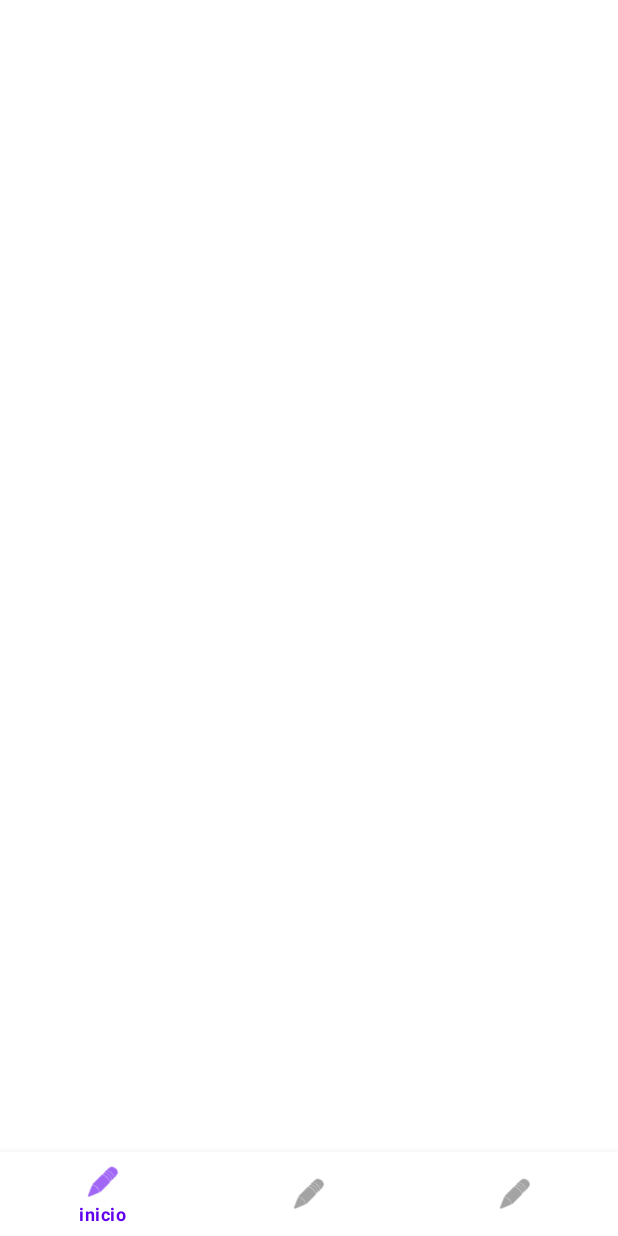
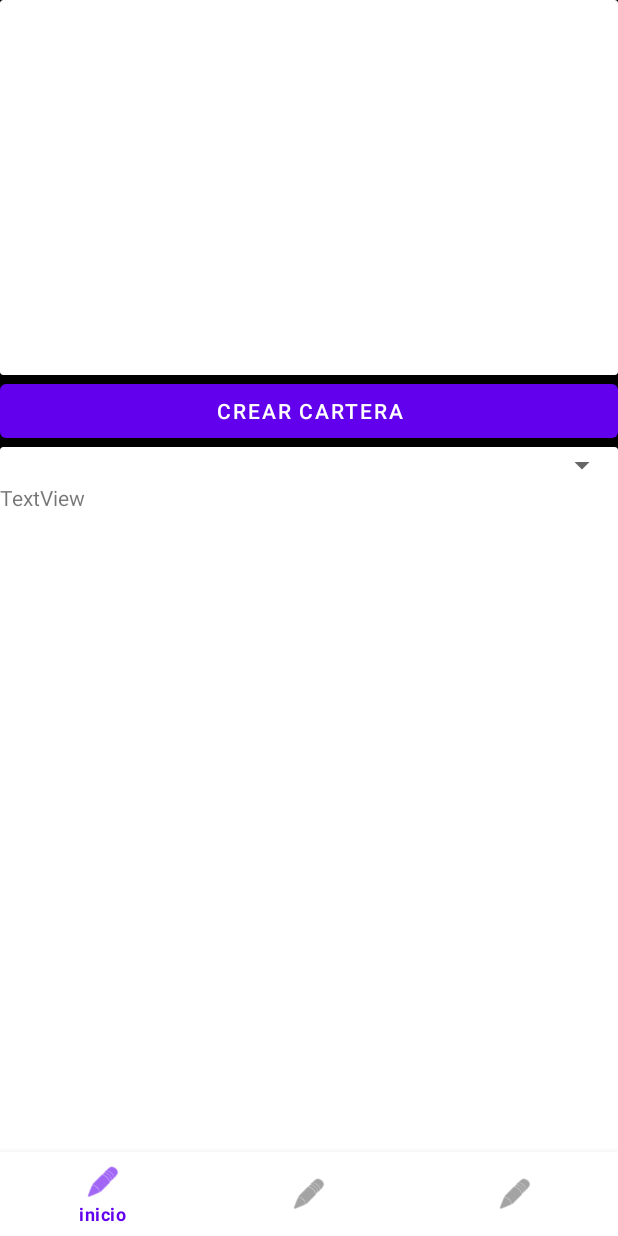
Before and after one commit to Ignacio557/Economy, an Android app: the HomeActivity screen opened directly, with no data from a screen before it, on a phone screen of 412 x 824 dp. Before the commit the screen is almost empty. Run offline under Robolectric (Android 15) with nearby library versions, the phone set to English and light mode, and no system bars; our stand-ins replace Firebase (no records; nobody signed in at launch, a user with empty details on screens opened directly).

Commit message:
bug fixed

```diff
--- a/app/src/main/java/com/example/economy/HomeActivity.java
+++ b/app/src/main/java/com/example/economy/HomeActivity.java
@@ -14,6 +14,7 @@ import android.view.MenuItem;
 import android.view.View;
 import android.widget.Toast;
 
+import com.example.economy.Dialog.Form_CrearCartera;
 import com.example.economy.connection.ConnectionSQLiteHelper;
 import com.example.economy.fragment.HomeFragment;
 import com.example.economy.fragment.InformesFragment;
@@ -81,7 +82,6 @@ public class HomeActivity extends AppCompatActivity implements View.OnClickListe
 
         }
     }
-
 
     private void initView(){
         btnMenu = findViewById(R.id.btnMenu);
--- a/app/src/main/java/com/example/economy/fragment/HomeFragment.java
+++ b/app/src/main/java/com/example/economy/fragment/HomeFragment.java
@@ -1,23 +1,28 @@
 package com.example.economy.fragment;
 
+import android.app.AlertDialog;
+import android.content.DialogInterface;
 import android.database.sqlite.SQLiteDatabase;
 import android.os.Bundle;
 
 import androidx.fragment.app.Fragment;
+import androidx.fragment.app.FragmentManager;
 
 import android.util.Log;
 import android.view.LayoutInflater;
 import android.view.View;
 import android.view.ViewGroup;
 import android.widget.Button;
+import android.widget.EditText;
 import android.widget.Toast;
 
+import com.example.economy.Dialog.Form_CrearCartera;
 import com.example.economy.HomeActivity;
 import com.example.economy.R;
 import com.example.economy.ResetPasswdActivity;
 import com.example.economy.connection.ConnectionSQLiteHelper;
 
-public class HomeFragment extends Fragment implements View.OnClickListener{
+public class HomeFragment extends Fragment /*implements Form_CrearCartera.CrearCarteraListener*/{
 
     private Button btn_CrearCartera;
 
@@ -41,8 +46,16 @@ public class HomeFragment extends Fragment implements View.OnClickListener{
                              Bundle savedInstanceState) {
 
         vista = inflater.inflate(R.layout.fragment_home, container, false);
+        FragmentManager manager = this.getParentFragmentManager();
+        btn_CrearCartera = (Button) vista.findViewById(R.id.btn_NewCartera);
+        btn_CrearCartera.setOnClickListener(new View.OnClickListener() {
+            @Override
+            public void onClick(View v) {
 
-        btn_CrearCartera = (Button) vista.findViewById(R.id.btn_NewCartera);
+                Form_CrearCartera crearCartera = new Form_CrearCartera();
+                crearCartera.show(manager, "");
+            }
+        });
 
         ConnectionSQLiteHelper conn = new ConnectionSQLiteHelper(this.getContext());
         SQLiteDatabase bd = conn.getWritableDatabase();
@@ -50,20 +63,19 @@ public class HomeFragment extends Fragment implements View.OnClickListener{
         return vista;
     }
 
-    @Override
-    public void onClick(View v) {
-        switch (v.getId()){
-            case R.id.btn_NewCartera:
-                openDialog();
-        }
-    }
+    public void openDialog (){
+        Log.i("Dialog", "onClick en crear cartera");
 
-    private void openDialog() {
+
 
     }
-
-    ;
-
+/*
+    //aqui guardamos la informacion del dialog y la usamos para hacer los inserts
+    @Override
+    public void applyTexts(String nombre, String saldo) {
+        Log.i("info", "nombre: "+nombre+" Saldo:"+saldo);
+    }
+*/
     private void registrarCartera (){
         //instanciamos la base de datos
 
--- a/app/src/main/res/layout/activity_home.xml
+++ b/app/src/main/res/layout/activity_home.xml
@@ -10,7 +10,7 @@
     <FrameLayout
         android:id="@+id/frameContainer"
         android:layout_width="match_parent"
-        android:layout_height="0dp"
+        android:layout_height="match_parent"
         android:layout_alignParentTop="true"
         app:layout_constraintBottom_toTopOf="@+id/btnMenu"
         app:layout_constraintLeft_toLeftOf="parent"
--- a/app/src/main/res/layout/activity_main.xml
+++ b/app/src/main/res/layout/activity_main.xml
@@ -27,7 +27,7 @@
                 android:layout_marginRight="100px"
                 android:ems="10"
                 android:inputType="textPersonName"
-                android:text="@string/txt_email" />
+                android:hint="@string/txt_email" />
 
             <EditText
                 android:id="@+id/Txt_Psswd"
@@ -37,6 +37,7 @@
                 android:layout_marginTop="20dp"
                 android:layout_marginRight="100px"
                 android:ems="10"
+                android:hint="@string/txt_psswd"
                 android:inputType="textPassword" />
 
             <Button
--- a/app/src/main/res/layout/fragment_home.xml
+++ b/app/src/main/res/layout/fragment_home.xml
@@ -29,7 +29,32 @@
 
             <androidx.cardview.widget.CardView
                 android:layout_width="match_parent"
-                android:layout_height="match_parent" />
+                android:layout_height="match_parent" >
+
+                <LinearLayout
+                    android:layout_width="match_parent"
+                    android:layout_height="match_parent"
+                    android:orientation="vertical">
+
+                    <Spinner
+                        android:id="@+id/snp_Carteras2"
+                        android:layout_width="match_parent"
+                        android:layout_height="wrap_content" />
+
+                    <TextView
+                        android:id="@+id/textView2"
+                        android:layout_width="match_parent"
+                        android:layout_height="wrap_content"
+                        android:text="TextView" />
+
+                    <FrameLayout
+                        android:layout_width="match_parent"
+                        android:layout_height="match_parent">
+
+                    </FrameLayout>
+
+                </LinearLayout>
+            </androidx.cardview.widget.CardView>
         </LinearLayout>
     </LinearLayout>
 </FrameLayout>
--- a/app/src/main/res/values/strings.xml
+++ b/app/src/main/res/values/strings.xml
@@ -21,4 +21,5 @@
     <string name="crear_cartera">Crear cartera</string>
     <string name="nombreCartera">Nombre de la Cartera</string>
     <string name="saldo_inicial">Saldo inicial</string>
+    <string name="txt_psswd">Contraseña</string>
 </resources>
```
Also changed, not shown: app/src/main/java/com/example/economy/Dialog/Form_CrearCartera.java (+67 -2 lines).
